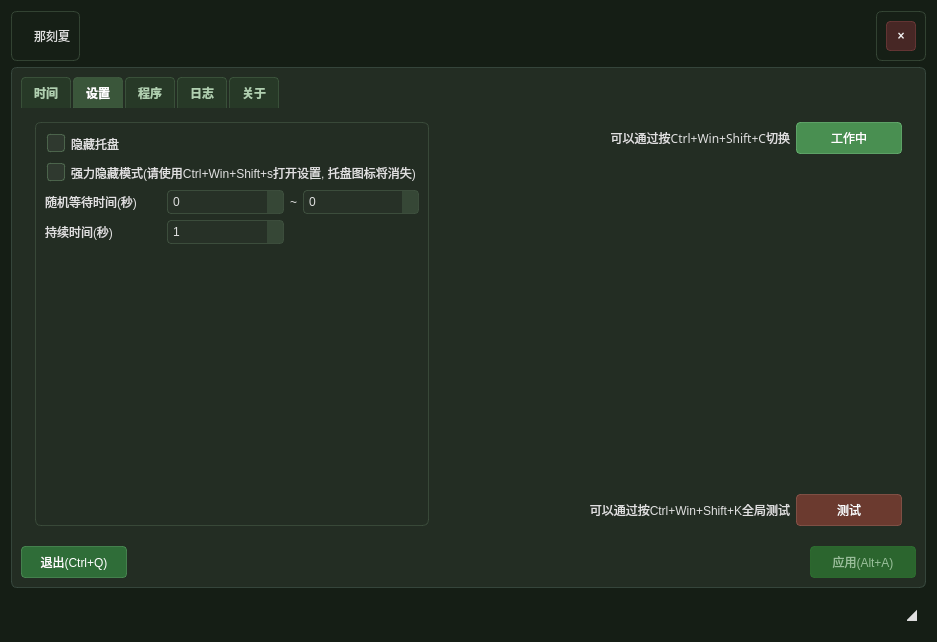
First picture: the form in UIs/settings.ui, repository ZYOctopuszy/TimeTipper, before the edit.
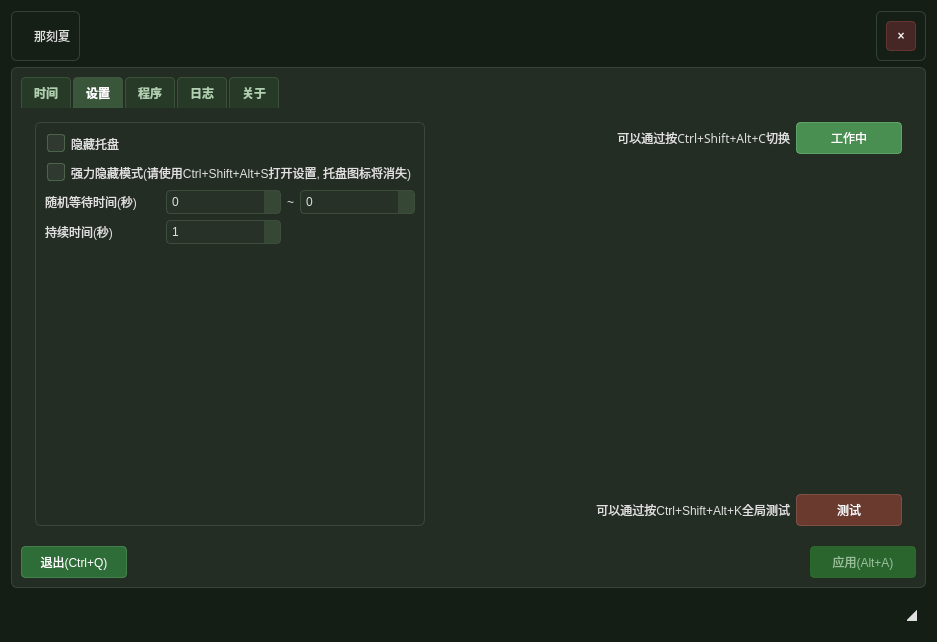
Second picture: the form after the edit. The open tabs and pages were chosen to show the change. Icons and pictures are not drawn.

What changed in the file:
```diff
--- a/UIs/settings.ui
+++ b/UIs/settings.ui
@@ -861,7 +861,7 @@
              <enum>Qt::LayoutDirection::LeftToRight</enum>
             </property>
             <property name="text">
-             <string>可以通过按Ctrl+Win+Shift+C切换</string>
+             <string>可以通过按Ctrl+Shift+Alt+C切换</string>
             </property>
             <property name="alignment">
              <set>Qt::AlignmentFlag::AlignRight|Qt::AlignmentFlag::AlignTrailing|Qt::AlignmentFlag::AlignVCenter</set>
@@ -871,7 +871,7 @@
           <item row="2" column="3">
            <widget class="QLabel" name="label_7">
             <property name="text">
-             <string>可以通过按Ctrl+Win+Shift+K全局测试</string>
+             <string>可以通过按Ctrl+Shift+Alt+K全局测试</string>
             </property>
             <property name="alignment">
              <set>Qt::AlignmentFlag::AlignRight|Qt::AlignmentFlag::AlignTrailing|Qt::AlignmentFlag::AlignVCenter</set>
@@ -944,7 +944,7 @@
                 <cursorShape>PointingHandCursor</cursorShape>
                </property>
                <property name="text">
-                <string>强力隐藏模式(请使用Ctrl+Win+Shift+s打开设置, 托盘图标将消失)</string>
+                <string>强力隐藏模式(请使用Ctrl+Shift+Alt+S打开设置, 托盘图标将消失)</string>
                </property>
               </widget>
              </item>
```
Left out of the diff: 2 changed lines with no effect on the pictures.
